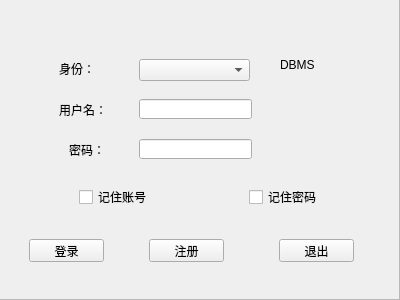
Above: landing.ui from jy-080610/DBMS before the change. Below: the same form after it.
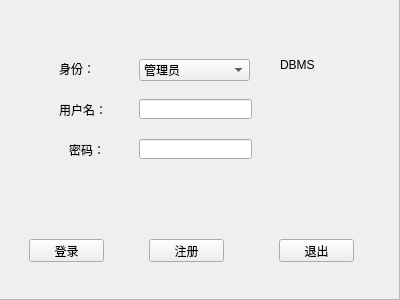
That is the form after the change.

Commit message: 解决undefined reference to name问题

```diff
--- a/landing.ui
+++ b/landing.ui
@@ -44,34 +44,13 @@
      <bool>false</bool>
     </property>
     <property name="currentText">
-     <string/>
+     <string>管理员</string>
     </property>
-   </widget>
-   <widget class="QCheckBox" name="checkBox">
-    <property name="geometry">
-     <rect>
-      <x>80</x>
-      <y>190</y>
-      <width>101</width>
-      <height>16</height>
-     </rect>
-    </property>
-    <property name="text">
-     <string>记住账号</string>
-    </property>
-   </widget>
-   <widget class="QCheckBox" name="checkBox_2">
-    <property name="geometry">
-     <rect>
-      <x>250</x>
-      <y>190</y>
-      <width>101</width>
-      <height>16</height>
-     </rect>
-    </property>
-    <property name="text">
-     <string>记住密码</string>
-    </property>
+    <item>
+     <property name="text">
+      <string>管理员</string>
+     </property>
+    </item>
    </widget>
    <widget class="QPushButton" name="logButton">
     <property name="geometry">
```
The commit also changes 2 other files.
